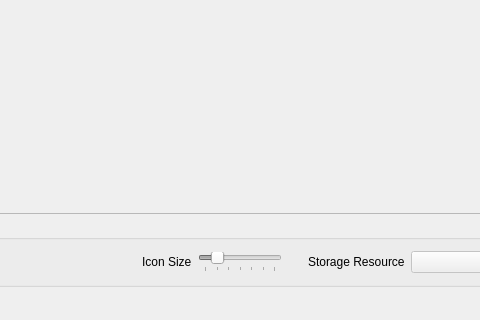
Before: the Qt Designer form src/rodsmainwindow.ui in ilarik/kanki-irodsclient, drawn with Qt 5; both pictures show x 546 to 1026 and y 448 to 768 of the 1388 by 768 pixel window.
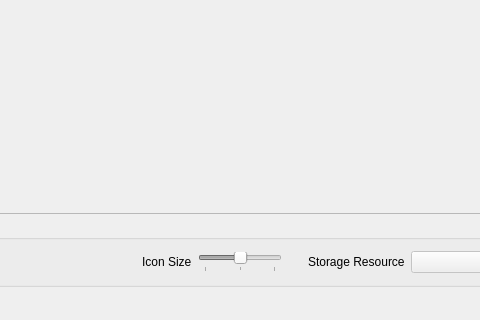
After: the same form once the commit is applied. Icons and pictures are not drawn.

Commit message: ui tweaks, main window and metadata window

```diff
--- a/src/rodsmainwindow.ui
+++ b/src/rodsmainwindow.ui
@@ -137,7 +137,7 @@
             <number>16</number>
            </property>
            <property name="maximum">
-            <number>64</number>
+            <number>32</number>
            </property>
            <property name="singleStep">
             <number>8</number>
```
The commit also changes 1 other file.
